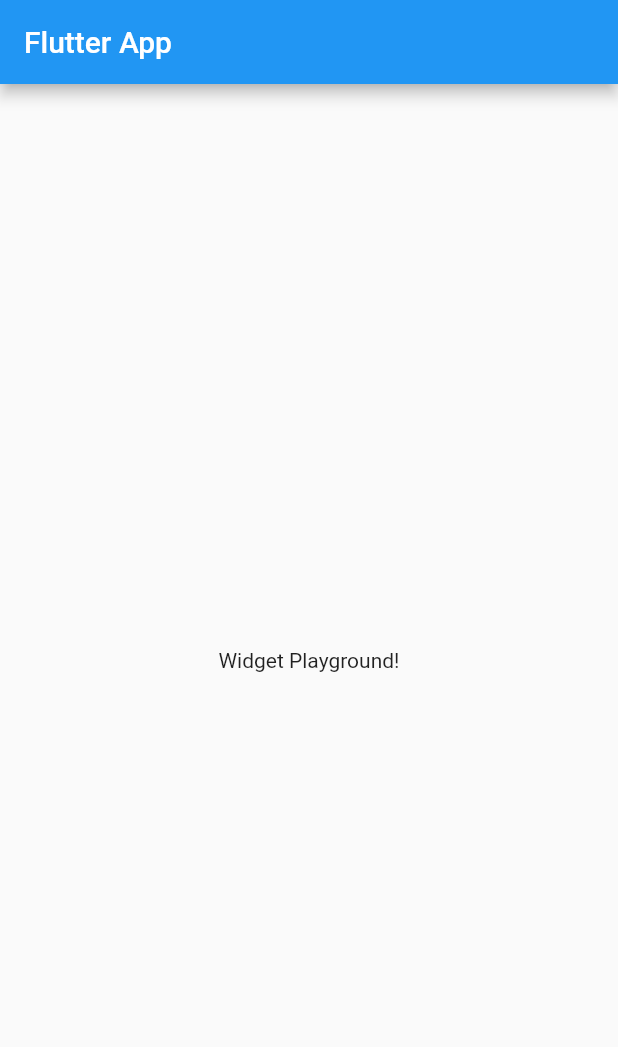
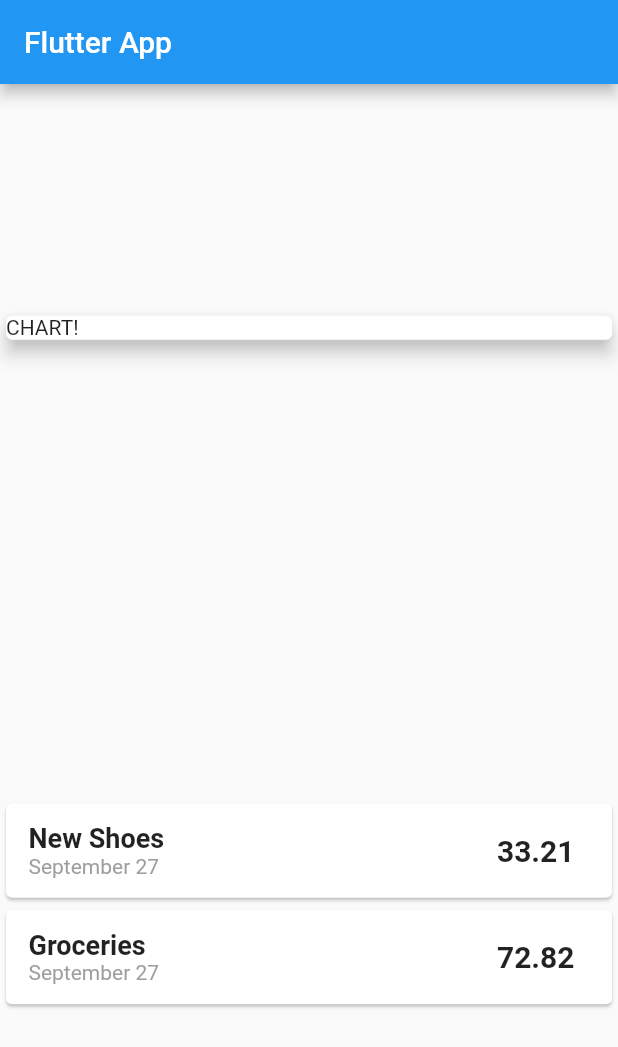
Before and after one commit to ralsuwaidi/flutter_styling_exploration, a Flutter app: the screen it shows after launch, on a phone screen of 412 x 824 dp. Shown: the top 1047 px of the screen. Run offline on Flutter 3.47's test engine with Material 2 defaults, Android fonts, the phone set to English and light mode, and no system bars.

Commit message:
list of transaction start

```diff
--- a/lib/main.dart
+++ b/lib/main.dart
@@ -1,4 +1,7 @@
 import 'package:flutter/material.dart';
+import 'package:intl/intl.dart';
+
+import './transaction.dart';
 
 void main() => runApp(MyApp());
 
@@ -13,14 +16,81 @@ class MyApp extends StatelessWidget {
 }
 
 class MyHomePage extends StatelessWidget {
+  final List<Transaction> transactions = [
+    Transaction(
+        id: '1', title: 'New Shoes', amount: 33.21, date: DateTime.now()),
+    Transaction(
+        id: '2', title: 'Groceries', amount: 72.82, date: DateTime.now())
+  ];
+
   @override
   Widget build(BuildContext context) {
     return Scaffold(
       appBar: AppBar(
         title: Text('Flutter App'),
       ),
-      body: Center(
-        child: Text('Widget Playground!'),
+      body: Column(
+        mainAxisAlignment: MainAxisAlignment.spaceAround,
+        crossAxisAlignment: CrossAxisAlignment.stretch,
+        children: [
+          Container(
+            width: double.infinity,
+            child: Card(
+              child: Container(width: 100, child: Text('CHART!')),
+              elevation: 5,
+            ),
+          ),
+          Column(
+            children: transactions
+                .map(
+                  (tx) => Card(
+                    child: Row(
+                      mainAxisAlignment: MainAxisAlignment.spaceBetween,
+                      children: [
+                        Container(
+                          padding: EdgeInsets.fromLTRB(15, 0, 0, 0),
+                          child: Column(
+                            crossAxisAlignment: CrossAxisAlignment.start,
+                            children: [
+                              Text(
+                                tx.title,
+                                style: TextStyle(
+                                  fontSize: 18,
+                                  fontWeight: FontWeight.bold,
+                                ),
+                              ),
+                              Text(
+                                DateFormat.MMMMd().format(tx.date),
+                                style: TextStyle(
+                                  color: Colors.grey,
+                                  fontWeight: FontWeight.w400,
+                                  fontSize: 14,
+                                ),
+                              ),
+                            ],
+                          ),
+                        ),
+                        Container(
+                          margin: EdgeInsets.symmetric(
+                            vertical: 10,
+                            horizontal: 15,
+                          ),
+                          padding: EdgeInsets.all(10),
+                          child: Text(
+                            tx.amount.toString(),
+                            style: TextStyle(
+                              fontWeight: FontWeight.bold,
+                              fontSize: 20,
+                            ),
+                          ),
+                        ),
+                      ],
+                    ),
+                  ),
+                )
+                .toList(),
+          )
+        ],
       ),
     );
   }
--- /dev/null
+++ b/lib/transaction.dart
@@ -0,0 +1,15 @@
+import 'package:flutter/foundation.dart';
+
+class Transaction {
+  String id;
+  String title;
+  double amount;
+  DateTime date;
+
+  Transaction({
+    @required this.id,
+    @required this.title,
+    @required this.amount,
+    @required this.date,
+  });
+}
--- a/pubspec.yaml
+++ b/pubspec.yaml
@@ -23,6 +23,7 @@ environment:
 dependencies:
   flutter:
     sdk: flutter
+  intl: ^0.15.8
 
 
   # The following adds the Cupertino Icons font to your application.
```
Also changed, not shown: pubspec.lock.
